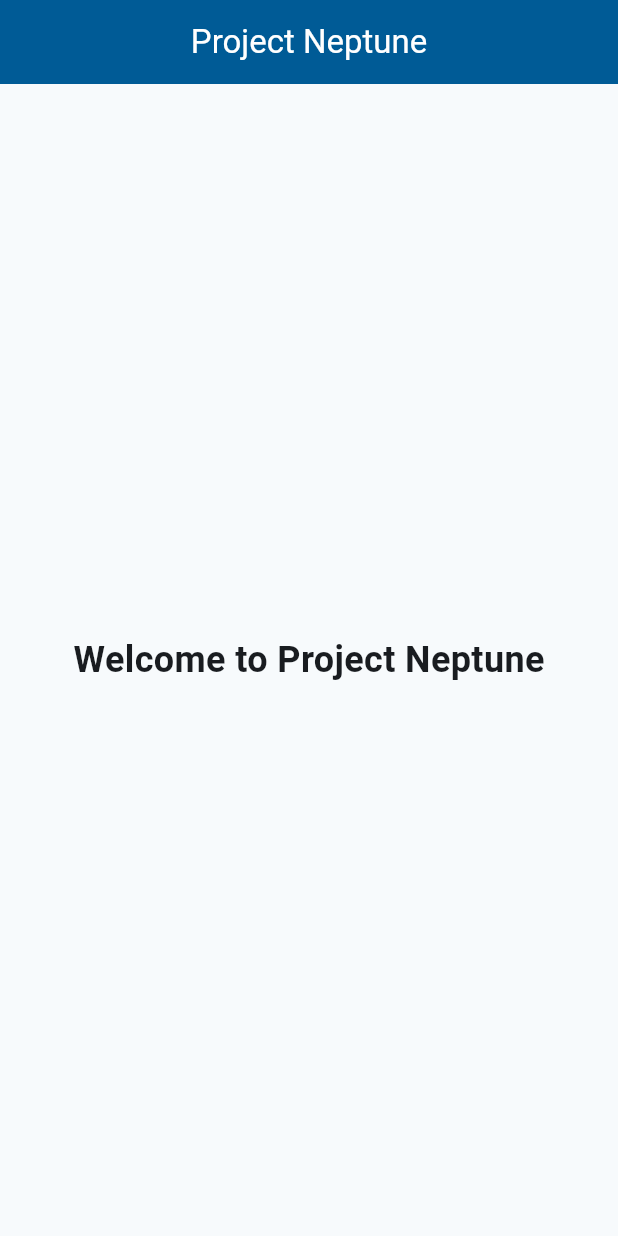
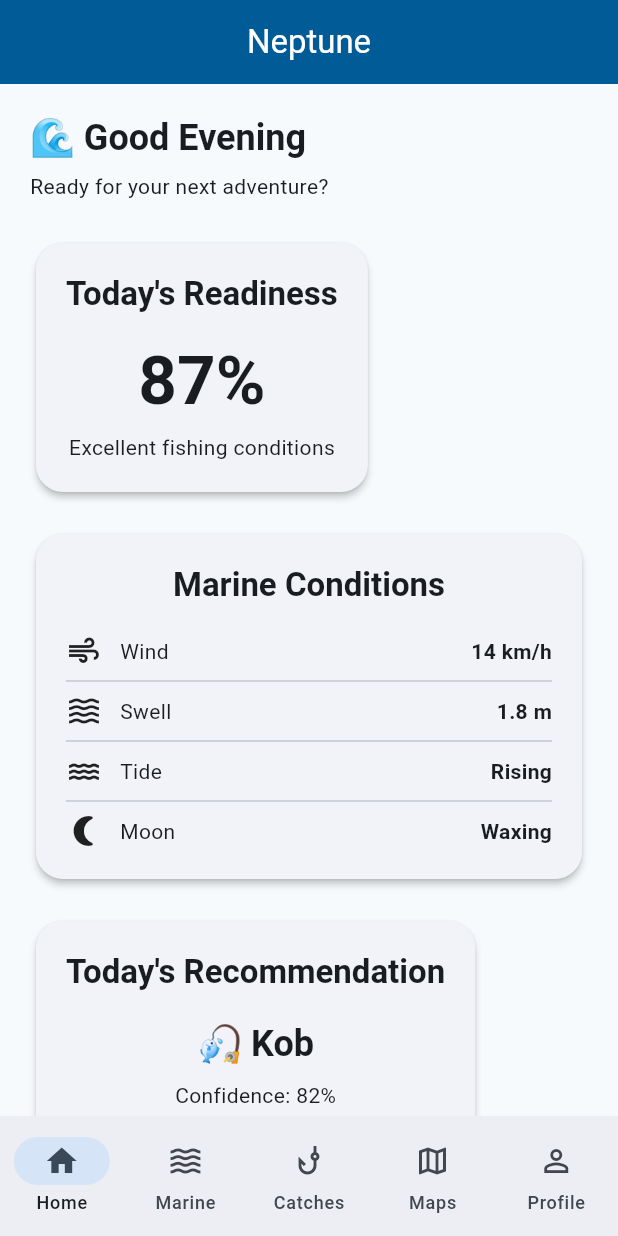
Before and after one commit to pramkhelawan-pixel/project_neptune, a Flutter app: the screen it shows once a user with an empty profile is signed in, on a phone screen of 412 x 824 dp. Run offline on Flutter 3.47's test engine with Material 3 defaults, Android fonts, the phone set to English and light mode, and no system bars; our stand-ins replace flutter_dotenv, flutter_riverpod, go_router, riverpod_annotation, supabase_flutter; accounts and stored records are empty; generated files the repository leaves out were written again.

Commit message:
Add Material 3 navigation shell

```diff
--- a/lib/core/router/app_router.dart
+++ b/lib/core/router/app_router.dart
@@ -4,7 +4,7 @@ import 'package:go_router/go_router.dart';
 import '../../features/authentication/presentation/pages/login_page.dart';
 import '../../features/authentication/presentation/pages/signup_page.dart';
 import '../../features/authentication/presentation/pages/splash_page.dart';
-import '../../features/home/presentation/pages/home_page.dart';
+import '../../features/home/presentation/pages/main_shell_page.dart';
 import '../auth/auth_refresh_notifier.dart';
 import '../services/supabase_service.dart';
 import 'app_routes.dart';
@@ -17,7 +17,6 @@ class AppRouter {
 
   static final GoRouter router = GoRouter(
     initialLocation: AppRoutes.splash,
-
     refreshListenable: _authRefreshNotifier,
 
     redirect: (context, state) {
@@ -39,8 +38,7 @@ class AppRouter {
         return AppRoutes.login;
       }
 
-      if (isLoggedIn &&
-          (isSplash || isLogin || isSignup)) {
+      if (isLoggedIn && (isSplash || isLogin || isSignup)) {
         return AppRoutes.home;
       }
 
@@ -62,7 +60,7 @@ class AppRouter {
       ),
       GoRoute(
         path: AppRoutes.home,
-        builder: (context, state) => const HomePage(),
+        builder: (context, state) => const MainShellPage(),
       ),
     ],
 
--- a/lib/features/authentication/presentation/pages/signup_page.dart
+++ b/lib/features/authentication/presentation/pages/signup_page.dart
@@ -1,6 +1,8 @@
 import 'package:flutter/material.dart';
 import 'package:flutter_riverpod/flutter_riverpod.dart';
+import 'package:go_router/go_router.dart';
 
+import '../../../../core/router/app_routes.dart';
 import '../providers/auth_controller.dart';
 
 class SignUpPage extends ConsumerStatefulWidget {
@@ -47,12 +49,12 @@ class _SignUpPageState extends ConsumerState<SignUpPage> {
         ScaffoldMessenger.of(context).showSnackBar(
           const SnackBar(
             content: Text(
-              'Account created. Please check your email to verify your account.',
+              'Account created successfully.',
             ),
           ),
         );
 
-        Navigator.pop(context);
+        context.go(AppRoutes.login);
       },
     );
   }
--- a/lib/features/home/presentation/pages/home_page.dart
+++ b/lib/features/home/presentation/pages/home_page.dart
@@ -6,20 +6,224 @@ class HomePage extends ConsumerWidget {
 
   @override
   Widget build(BuildContext context, WidgetRef ref) {
+    final theme = Theme.of(context);
+
     return Scaffold(
       appBar: AppBar(
-        title: const Text('Project Neptune'),
+        title: const Text('Neptune'),
         centerTitle: true,
       ),
-      body: const Center(
-        child: Text(
-          'Welcome to Project Neptune',
-          style: TextStyle(
-            fontSize: 24,
-            fontWeight: FontWeight.bold,
+      body: SafeArea(
+        child: SingleChildScrollView(
+          padding: const EdgeInsets.all(20),
+          child: Column(
+            crossAxisAlignment: CrossAxisAlignment.start,
+            children: [
+              Text(
+                '🌊 Good Evening',
+                style: theme.textTheme.headlineSmall?.copyWith(
+                  fontWeight: FontWeight.bold,
+                ),
+              ),
+              const SizedBox(height: 6),
+              Text(
+                'Ready for your next adventure?',
+                style: theme.textTheme.bodyMedium,
+              ),
+
+              const SizedBox(height: 24),
+
+              _buildSectionCard(
+                context,
+                title: 'Today\'s Readiness',
+                child: Column(
+                  children: [
+                    Text(
+                      '87%',
+                      style: theme.textTheme.displayMedium?.copyWith(
+                        fontWeight: FontWeight.bold,
+                      ),
+                    ),
+                    const SizedBox(height: 8),
+                    const Text('Excellent fishing conditions'),
+                  ],
+                ),
+              ),
+
+              const SizedBox(height: 20),
+
+              _buildSectionCard(
+                context,
+                title: 'Marine Conditions',
+                child: Column(
+                  children: const [
+                    _InfoRow(icon: Icons.air, label: 'Wind', value: '14 km/h'),
+                    Divider(),
+                    _InfoRow(icon: Icons.waves, label: 'Swell', value: '1.8 m'),
+                    Divider(),
+                    _InfoRow(icon: Icons.water, label: 'Tide', value: 'Rising'),
+                    Divider(),
+                    _InfoRow(
+                        icon: Icons.nightlight_round,
+                        label: 'Moon',
+                        value: 'Waxing'),
+                  ],
+                ),
+              ),
+
+              const SizedBox(height: 20),
+
+              _buildSectionCard(
+                context,
+                title: 'Today\'s Recommendation',
+                child: Column(
+                  children: [
+                    Text(
+                      '🎣 Kob',
+                      style: theme.textTheme.headlineSmall?.copyWith(
+                        fontWeight: FontWeight.bold,
+                      ),
+                    ),
+                    const SizedBox(height: 8),
+                    const Text('Confidence: 82%'),
+                  ],
+                ),
+              ),
+
+              const SizedBox(height: 20),
+
+              Text(
+                'Quick Actions',
+                style: theme.textTheme.titleLarge?.copyWith(
+                  fontWeight: FontWeight.bold,
+                ),
+              ),
+
+              const SizedBox(height: 12),
+
+              GridView.count(
+                shrinkWrap: true,
+                physics: const NeverScrollableScrollPhysics(),
+                crossAxisCount: 2,
+                crossAxisSpacing: 12,
+                mainAxisSpacing: 12,
+                childAspectRatio: 1.4,
+                children: const [
+                  _ActionCard(
+                    icon: Icons.phishing,
+                    title: 'Log Catch',
+                  ),
+                  _ActionCard(
+                    icon: Icons.map,
+                    title: 'Plan Trip',
+                  ),
+                  _ActionCard(
+                    icon: Icons.backpack,
+                    title: 'My Tackle',
+                  ),
+                  _ActionCard(
+                    icon: Icons.location_on,
+                    title: 'Fishing Spots',
+                  ),
+                ],
+              ),
+            ],
           ),
         ),
       ),
     );
   }
+
+  Widget _buildSectionCard(
+      BuildContext context, {
+        required String title,
+        required Widget child,
+      }) {
+    final theme = Theme.of(context);
+
+    return Card(
+      elevation: 2,
+      shape: RoundedRectangleBorder(
+        borderRadius: BorderRadius.circular(18),
+      ),
+      child: Padding(
+        padding: const EdgeInsets.all(20),
+        child: Column(
+          children: [
+            Text(
+              title,
+              style: theme.textTheme.titleLarge?.copyWith(
+                fontWeight: FontWeight.bold,
+              ),
+            ),
+            const SizedBox(height: 18),
+            child,
+          ],
+        ),
+      ),
+    );
+  }
 }
+
+class _InfoRow extends StatelessWidget {
+  final IconData icon;
+  final String label;
+  final String value;
+
+  const _InfoRow({
+    required this.icon,
+    required this.label,
+    required this.value,
+  });
+
+  @override
+  Widget build(BuildContext context) {
+    return Row(
+      children: [
+        Icon(icon),
+        const SizedBox(width: 12),
+        Expanded(
+          child: Text(label),
+        ),
+        Text(
+          value,
+          style: const TextStyle(
+            fontWeight: FontWeight.bold,
+          ),
+        ),
+      ],
+    );
+  }
+}
+
+class _ActionCard extends StatelessWidget {
+  final IconData icon;
+  final String title;
+
+  const _ActionCard({
+    required this.icon,
+    required this.title,
+  });
+
+  @override
+  Widget build(BuildContext context) {
+    return Card(
+      elevation: 2,
+      child: InkWell(
+        borderRadius: BorderRadius.circular(12),
+        onTap: () {},
+        child: Column(
+          mainAxisAlignment: MainAxisAlignment.center,
+          children: [
+            Icon(icon, size: 34),
+            const SizedBox(height: 10),
+            Text(
+              title,
+              textAlign: TextAlign.center,
+            ),
+          ],
+        ),
+      ),
+    );
+  }
+}
--- /dev/null
+++ b/lib/features/home/presentation/pages/main_shell_page.dart
@@ -0,0 +1,120 @@
+import 'package:flutter/material.dart';
+
+import 'home_page.dart';
+
+class MainShellPage extends StatefulWidget {
+  const MainShellPage({super.key});
+
+  @override
+  State<MainShellPage> createState() => _MainShellPageState();
+}
+
+class _MainShellPageState extends State<MainShellPage> {
+  int _selectedIndex = 0;
+
+  late final List<Widget> _pages = [
+    const HomePage(),
+    const _PlaceholderPage(
+      title: 'Marine',
+      icon: Icons.waves,
+    ),
+    const _PlaceholderPage(
+      title: 'Catches',
+      icon: Icons.phishing,
+    ),
+    const _PlaceholderPage(
+      title: 'Maps',
+      icon: Icons.map,
+    ),
+    const _PlaceholderPage(
+      title: 'Profile',
+      icon: Icons.person,
+    ),
+  ];
+
+  @override
+  Widget build(BuildContext context) {
+    return Scaffold(
+      body: IndexedStack(
+        index: _selectedIndex,
+        children: _pages,
+      ),
+      bottomNavigationBar: NavigationBar(
+        selectedIndex: _selectedIndex,
+        onDestinationSelected: (index) {
+          setState(() {
+            _selectedIndex = index;
+          });
+        },
+        destinations: const [
+          NavigationDestination(
+            icon: Icon(Icons.home_outlined),
+            selectedIcon: Icon(Icons.home),
+            label: 'Home',
+          ),
+          NavigationDestination(
+            icon: Icon(Icons.waves_outlined),
+            selectedIcon: Icon(Icons.waves),
+            label: 'Marine',
+          ),
+          NavigationDestination(
+            icon: Icon(Icons.phishing_outlined),
+            selectedIcon: Icon(Icons.phishing),
+            label: 'Catches',
+          ),
+          NavigationDestination(
+            icon: Icon(Icons.map_outlined),
+            selectedIcon: Icon(Icons.map),
+            label: 'Maps',
+          ),
+          NavigationDestination(
+            icon: Icon(Icons.person_outline),
+            selectedIcon: Icon(Icons.person),
+            label: 'Profile',
+          ),
+        ],
+      ),
+    );
+  }
+}
+
+class _PlaceholderPage extends StatelessWidget {
+  final String title;
+  final IconData icon;
+
+  const _PlaceholderPage({
+    required this.title,
+    required this.icon,
+  });
+
+  @override
+  Widget build(BuildContext context) {
+    return Scaffold(
+      appBar: AppBar(
+        title: Text(title),
+        centerTitle: true,
+      ),
+      body: Center(
+        child: Column(
+          mainAxisAlignment: MainAxisAlignment.center,
+          children: [
+            Icon(
+              icon,
+              size: 80,
+            ),
+            const SizedBox(height: 20),
+            Text(
+              title,
+              style: Theme.of(context).textTheme.headlineMedium,
+            ),
+            const SizedBox(height: 10),
+            const Text(
+              'Coming Soon',
+              style: TextStyle(fontSize: 18),
+            ),
+          ],
+        ),
+      ),
+    );
+  }
+}
```
